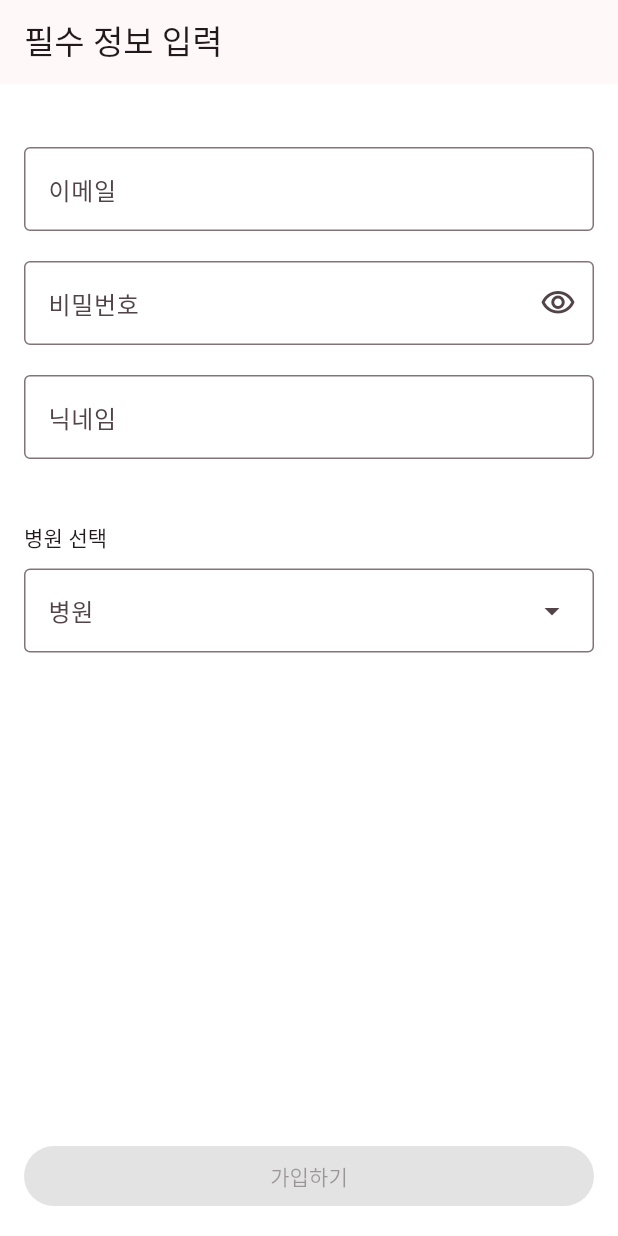
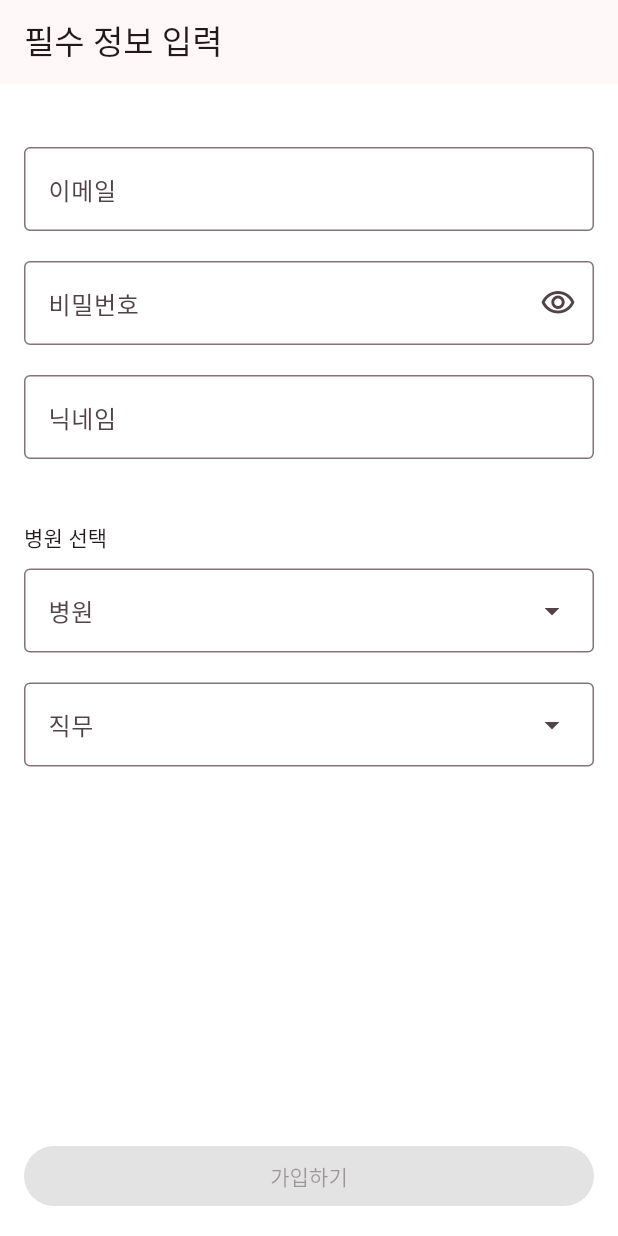
Before and after one commit to wotosts/care_paw, a Flutter app: the screen it shows after launch, after a tap on "로그인 / 회원가입", on a phone screen of 412 x 824 dp. Run offline on Flutter 3.47's test engine with Material 3 defaults, Android fonts, the phone set to English and light mode, and no system bars; our stand-ins replace freezed_annotation, hooks_riverpod, riverpod_annotation, supabase_flutter; accounts and stored records are empty; network calls fail; statements that could not run were skipped.

Commit message:
feat: 회원가입 직무입력 추가

```diff
--- a/lib/feature/signin/sign_in_state.dart
+++ b/lib/feature/signin/sign_in_state.dart
@@ -10,6 +10,7 @@ class SignInState with _$SignInState {
       {@Default('') String email,
       @Default('') String password,
       String? nickname,
+      String? occupation,
       Hospital? hospital,
       // 화면 노출용
       @Default([]) List<Hospital> hospitals,
--- a/lib/feature/signin/sign_in_viewmodel.dart
+++ b/lib/feature/signin/sign_in_viewmodel.dart
@@ -38,11 +38,16 @@ class SignInViewModel extends StateNotifier<SignInState> {
     state = state.copyWith(hospital: hospital);
   }
 
+  void setOccupation(String occupation) {
+    state = state.copyWith(occupation: occupation);
+  }
+
   bool isSignUpEnabled() {
     return state.hospital != null &&
         state.nickname?.isNotEmpty == true &&
         state.email.isNotEmpty &&
-        state.password.isNotEmpty;
+        state.password.isNotEmpty &&
+        state.occupation?.isNotEmpty == true;
   }
 
   bool isSignedIn() => userRepository.getSignedInUser() != null;
@@ -66,9 +71,10 @@ class SignInViewModel extends StateNotifier<SignInState> {
   }
 
   Future<void> signUp() async {
-    final AuthResponse res = await userRepository.signUp(
-        state.email, state.password, {
+    final AuthResponse res =
+        await userRepository.signUp(state.email, state.password, {
       'nickname': state.nickname,
+      'occupation': state.occupation,
       'hospitalId': state.hospital?.id
     }).catchError((e) {
       if (e is AuthException) {}
--- a/lib/feature/signin/sign_up_screen.dart
+++ b/lib/feature/signin/sign_up_screen.dart
@@ -3,6 +3,7 @@ import 'package:care_paw/feature/components/text_field.dart';
 import 'package:care_paw/feature/route.dart';
 import 'package:care_paw/feature/signin/sign_in_event.dart';
 import 'package:care_paw/feature/signin/sign_in_viewmodel.dart';
+import 'package:care_paw/model/user.dart';
 import 'package:flutter/material.dart';
 import 'package:hooks_riverpod/hooks_riverpod.dart';
 
@@ -22,6 +23,7 @@ class _SignupScreenState extends ConsumerState<SignUpScreen> {
   final TextEditingController _passwordController = TextEditingController();
   final TextEditingController _nicknameController = TextEditingController();
   final TextEditingController _hospitalController = TextEditingController();
+  final TextEditingController _occupationController = TextEditingController();
 
   @override
   void initState() {
@@ -34,6 +36,7 @@ class _SignupScreenState extends ConsumerState<SignUpScreen> {
     _passwordController.dispose();
     _nicknameController.dispose();
     _hospitalController.dispose();
+    _occupationController.dispose();
 
     super.dispose();
   }
@@ -45,6 +48,7 @@ class _SignupScreenState extends ConsumerState<SignUpScreen> {
     _passwordController.text = state.password;
     _hospitalController.text = state.hospital?.name ?? '';
     _nicknameController.text = state.nickname ?? '';
+    _occupationController.text = state.occupation ?? '';
   }
 
   @override
@@ -72,6 +76,7 @@ class _SignupScreenState extends ConsumerState<SignUpScreen> {
 
     return Scaffold(
         backgroundColor: Colors.white,
+        resizeToAvoidBottomInset: true,
         appBar: AppBar(
           title: const Text('필수 정보 입력'),
           automaticallyImplyLeading: false,
@@ -82,6 +87,8 @@ class _SignupScreenState extends ConsumerState<SignUpScreen> {
             child: Stack(
               children: [
                 ListView(
+                  padding: EdgeInsets.only(
+                      bottom: MediaQuery.of(context).viewInsets.bottom),
                   children: [
                     const SizedSpacer(
                       height: 26,
@@ -149,6 +156,24 @@ class _SignupScreenState extends ConsumerState<SignUpScreen> {
                         viewModel.setHospital(value!);
                       },
                     ),
+                    const SizedSpacer(
+                      height: 20,
+                    ),
+                    DropdownMenu<String>(
+                      label: const Text('직무'),
+                      width: MediaQuery.of(context).size.width - 32,
+                      trailingIcon: const Icon(Icons.arrow_drop_down),
+                      hintText: '직무 입력',
+                      dropdownMenuEntries: [
+                        for (var occupation in Occupation.values)
+                          DropdownMenuEntry(
+                              value: occupation.korean,
+                              label: occupation.korean),
+                      ],
+                      onSelected: (value) {
+                        viewModel.setOccupation(value ?? '');
+                      },
+                    ),
                   ],
                 ),
                 Container(
--- a/lib/model/user.dart
+++ b/lib/model/user.dart
@@ -2,13 +2,23 @@ import 'package:freezed_annotation/freezed_annotation.dart';
 
 part 'user.freezed.dart';
 
+enum Occupation {
+  vet('수의사'),
+  technician('테크니션');
+
+  final String korean;
+
+  const Occupation(this.korean);
+}
+
 @freezed
 class User with _$User {
-  factory User({
-    // primary key
-    required String email,
-    required String nickname,
-    // 직책
-    required String occupation
-  }) = _User;
+  factory User(
+      {
+      // primary key
+      required String email,
+      required String nickname,
+      // 직책
+      required String occupation,
+      required int hospitalId}) = _User;
 }
```
Also changed, not shown: lib/feature/signin/sign_in_state.freezed.dart, lib/model/user.freezed.dart.
